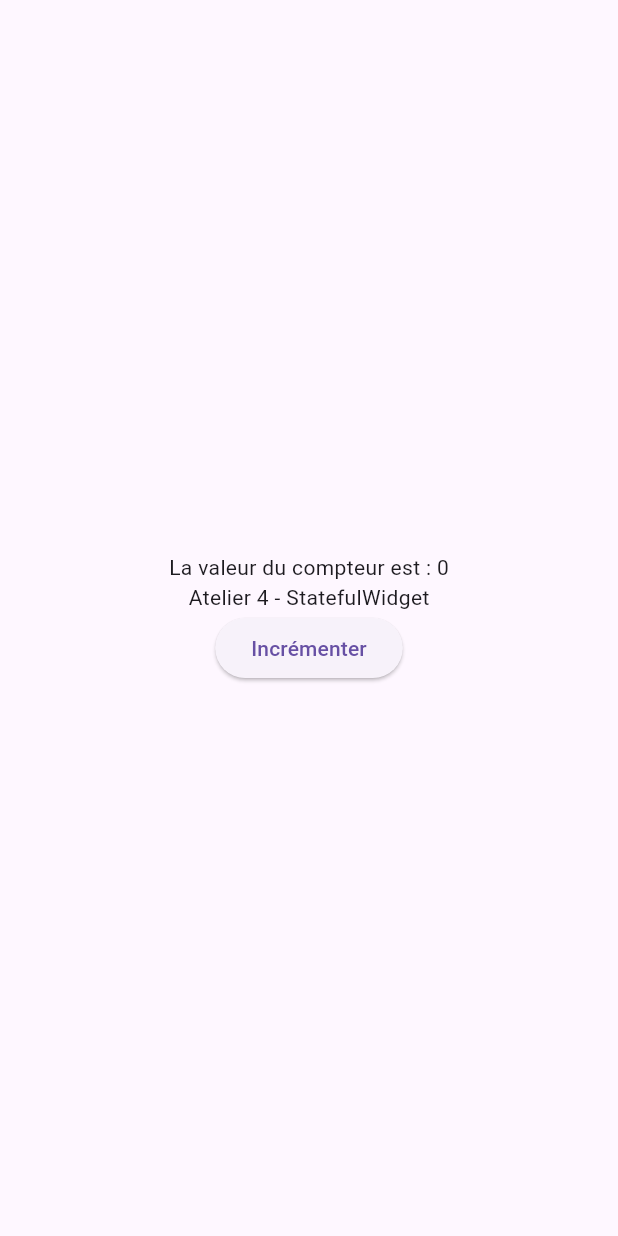
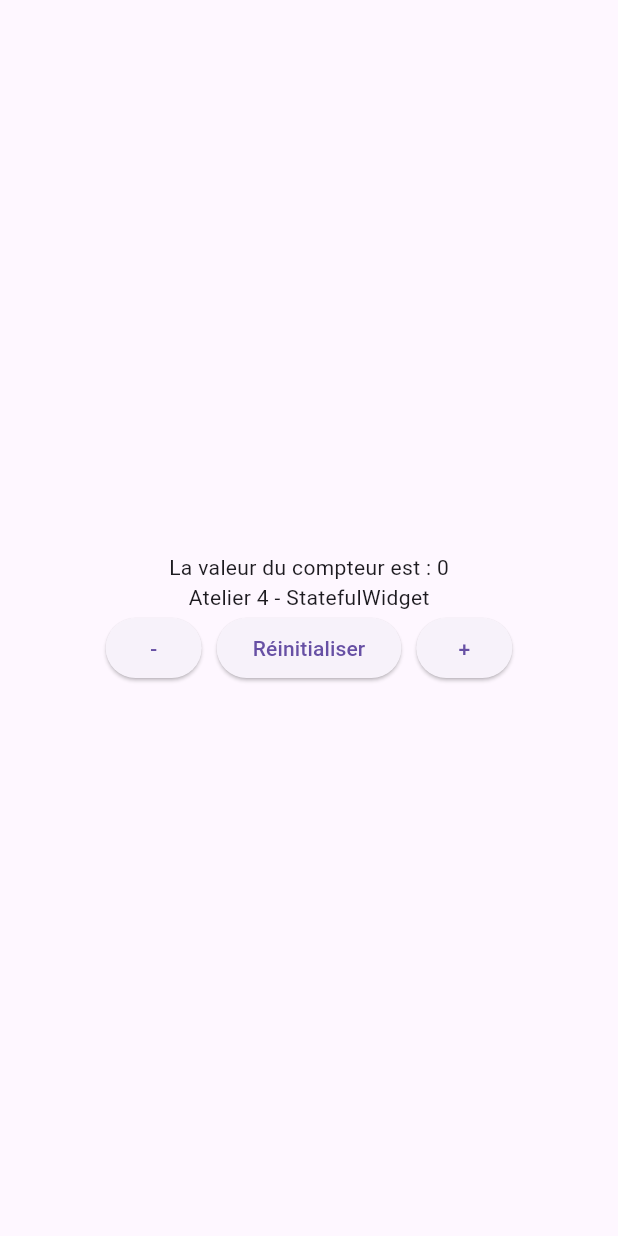
Before and after one commit to hachemsouyadi/flutter-atelier-6, a Flutter app: the screen it shows after launch, on a phone screen of 412 x 824 dp. Run offline on Flutter 3.47's test engine with Material 3 defaults, Android fonts, the phone set to English and light mode, and no system bars.

Commit message:
first commit

```diff
--- a/lib/main.dart
+++ b/lib/main.dart
@@ -23,14 +23,20 @@ class _MyWidgetState extends State<MyWidget> {
  children: [
   Text("La valeur du compteur est : $compteur"),
  Text("Atelier 4 - StatefulWidget"),
- ElevatedButton(
- onPressed: () {
- setState(() {
- compteur++;
- });
- },
- child: Text("Incrémenter"),
+ Row(
+ mainAxisAlignment: MainAxisAlignment.center,
+ children: [
+ ElevatedButton(onPressed: () { setState(() { compteur--; }); },
+child: Text("-")),
+ SizedBox(width: 10),
+ ElevatedButton(onPressed: () { setState(() { compteur = 0; }); },
+child: Text("Réinitialiser")),
+ SizedBox(width: 10),
+ ElevatedButton(onPressed: () { setState(() { compteur++; }); },
+child: Text("+")),
+ ],
 ),
+
  ],
  ),
  ),
```
